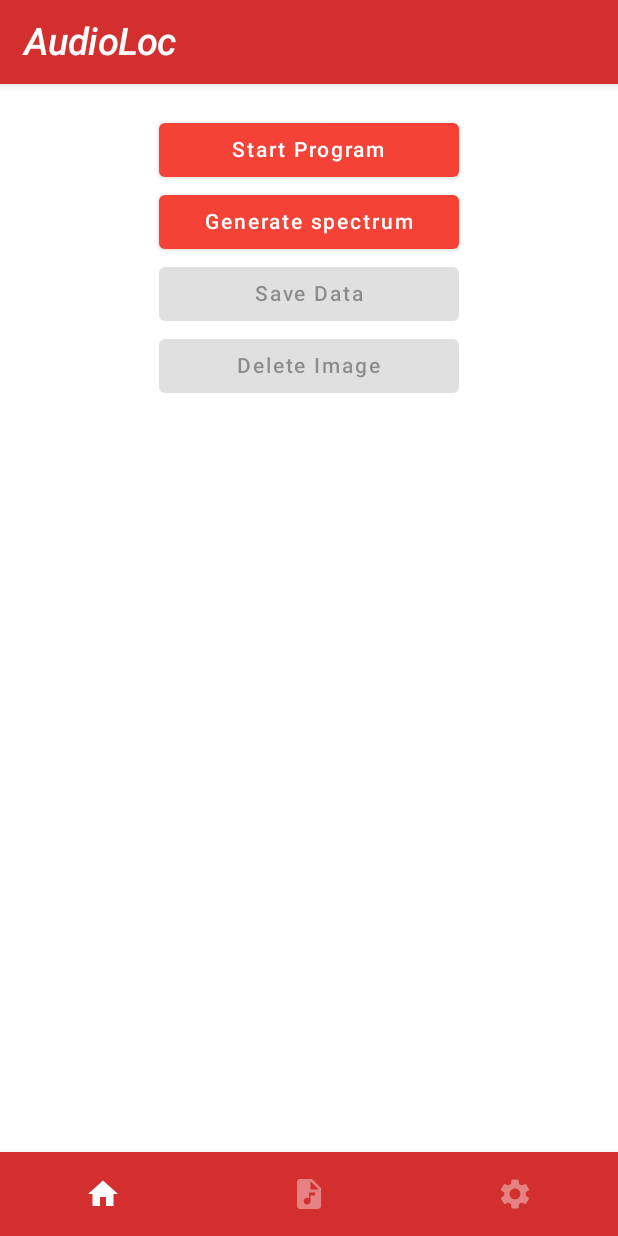
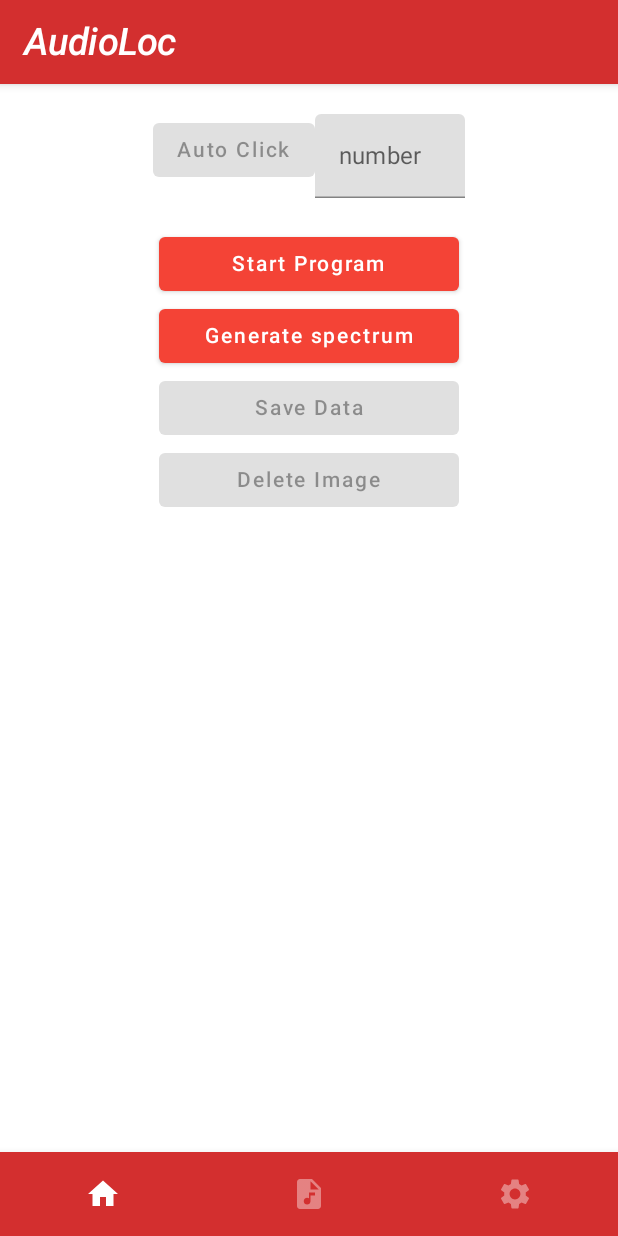
Before and after one commit to schrodingho/SPS_21, an Android app built with Jetpack Compose: the screen it shows after launch (MainActivity), after a tap on "Start Program", on a phone screen of 412 x 824 dp. Run offline under Robolectric (Android 15) with nearby library versions, the phone set to English and light mode, and no system bars; our stand-ins replace Room's generated code.

Commit message:
fix minor bugs

```diff
--- a/app/build.gradle
+++ b/app/build.gradle
@@ -48,6 +48,7 @@ android {
 }
 
 dependencies {
+    implementation 'org.pytorch:pytorch_android_lite:1.10.0'
     implementation("io.coil-kt:coil-compose:2.3.0")
     def nav_version = "2.5.3"
     implementation("androidx.navigation:navigation-compose:$nav_version")
--- a/app/src/main/AndroidManifest.xml
+++ b/app/src/main/AndroidManifest.xml
@@ -2,6 +2,8 @@
 <manifest xmlns:android="http://schemas.android.com/apk/res/android"
     xmlns:tools="http://schemas.android.com/tools">
     <uses-permission android:name="android.permission.RECORD_AUDIO" />
+    <uses-permission android:name="android.permission.WRITE_EXTERNAL_STORAGE" />
+    <uses-permission android:name="android.permission.READ_EXTERNAL_STORAGE" />
 
 
     <application
--- a/app/src/main/java/com/example/sps_21/Player.kt
+++ b/app/src/main/java/com/example/sps_21/Player.kt
@@ -17,11 +17,12 @@ class Player(applicationContext: Context) {
     private val genFreq = 20000
     private val PLAYER_CHANNEL = AudioFormat.CHANNEL_OUT_MONO
     private var TRACK_BUFFER_SIZE = 0
-    private val PLAY_DURATION: Double = 0.01
+    private val PLAY_DURATION: Double = 0.005
     private val numSamples = (SAMPLE_RATE.toDouble() * PLAY_DURATION).toInt()
     private var samples = DoubleArray(numSamples)
     private var gSnd = ByteArray(2 * numSamples)
     private var playingThread: Thread? = null
+    var isPlaying = false
     val curContext = applicationContext
     private var player: AudioTrack? = null
     fun createPlayer() {
@@ -55,8 +56,8 @@ class Player(applicationContext: Context) {
             gSnd[idx++] = (shortVal and 0x00ff).toByte()
             gSnd[idx++] = (shortVal and 0xff00.toShort()).toInt().ushr(8).toByte()
         }
-        val local_file = File(curContext.cacheDir.absolutePath, "generated_chirp.pcm")
-        local_file.writeBytes(gSnd)
+//        val local_file = File(curContext.cacheDir.absolutePath, "generated_chirp.pcm")
+//        local_file.writeBytes(gSnd)
 
     }
 
@@ -69,4 +70,8 @@ class Player(applicationContext: Context) {
         playingThread?.start()
     }
 
+    fun play_single_tone() {
+        player?.play()
+    }
+
 }
--- a/app/src/main/java/com/example/sps_21/Recorder.kt
+++ b/app/src/main/java/com/example/sps_21/Recorder.kt
@@ -22,7 +22,7 @@ class Recorder(applicationContext: Context) {
     private var recorder: AudioRecord? = null
     val curContext = applicationContext
 
-    fun createRecorder() {
+    fun createRecorder(saveFile: File) {
         if (ContextCompat.checkSelfPermission(
                 curContext,
                 Manifest.permission.RECORD_AUDIO
@@ -39,16 +39,14 @@ class Recorder(applicationContext: Context) {
         }
         recorder =
             AudioRecord(MediaRecorder.AudioSource.MIC, SAMPLE_RATE, CHANNEL, ENCODING, BUFFER_SIZE)
-    }
-
-    fun startRecord(saveFile: File) {
-        recorder?.startRecording()
-        isRecording = true
-
         outputStream = FileOutputStream(saveFile)
 
-        var recordDuration = 10;
+    }
+    fun createRecordThread() {
         recordingThread = Thread(Runnable {
+            recorder?.startRecording()
+            isRecording = true
+            var recordDuration = 10;
             val buffer = ShortArray(BUFFER_SIZE)
             while (isRecording) {
                 recordDuration -= 1
@@ -59,8 +57,12 @@ class Recorder(applicationContext: Context) {
                 outputStream?.write(toByteArray(buffer), 0, read * 2)
             }
         })
+    }
+
+    fun startRecord() {
         recordingThread?.start()
     }
+
 
     fun stopRecord() {
         isRecording = false
--- a/app/src/main/java/com/example/sps_21/SignalProcessing.kt
+++ b/app/src/main/java/com/example/sps_21/SignalProcessing.kt
@@ -19,7 +19,7 @@ class SignalProcessing {
             pcmFile: File,
             spectrumFile: File,
             sampleRate: Int = 63333,
-            fftSize: Int = 31666, // 16932
+            fftSize: Int = 16932, // 16932
         ) {
             val numFrames = pcmFile.length() / 2
             val input = pcmFile.readBytes()
@@ -64,7 +64,7 @@ class SignalProcessing {
 
 
             //////////////////////////////////////////////////////////
-            val chartWidth = 3000 // Width of the chart in pixels
+            val chartWidth = 1500 // Width of the chart in pixels
             val chartHeight = 1000 // Height of the chart in pixels
             val chartMargin = 0
             val chartBitmap = Bitmap.createBitmap(chartWidth, chartHeight, Bitmap.Config.ARGB_8888)
--- a/app/src/main/java/com/example/sps_21/page/HomePage.kt
+++ b/app/src/main/java/com/example/sps_21/page/HomePage.kt
@@ -3,11 +3,14 @@ package com.example.sps_21.page
 import android.content.Context
 import android.graphics.Bitmap
 import android.graphics.BitmapFactory
+import android.os.Environment.getExternalStorageDirectory
 import android.widget.EditText
 import androidx.compose.foundation.Image
 import androidx.compose.foundation.background
+import androidx.compose.foundation.interaction.MutableInteractionSource
 import androidx.compose.foundation.layout.Arrangement
 import androidx.compose.foundation.layout.Column
+import androidx.compose.foundation.layout.Row
 import androidx.compose.foundation.layout.Spacer
 import androidx.compose.foundation.layout.fillMaxSize
 import androidx.compose.foundation.layout.fillMaxWidth
@@ -25,6 +28,7 @@ import androidx.compose.material.TextField
 import androidx.compose.material.TopAppBar
 import androidx.compose.material.rememberScaffoldState
 import androidx.compose.runtime.Composable
+import androidx.compose.runtime.LaunchedEffect
 import androidx.compose.runtime.mutableStateOf
 import androidx.compose.runtime.remember
 import androidx.compose.runtime.rememberCoroutineScope
@@ -42,6 +46,7 @@ import com.example.sps_21.SpectrumData
 import com.example.sps_21.database.FileDao
 import com.example.sps_21.database.FilesDatabase
 import com.example.sps_21.ui.theme.Red600
+import kotlinx.coroutines.delay
 import kotlinx.coroutines.launch
 import java.io.File
 
@@ -55,18 +60,28 @@ fun HomePageView(applicationContext: Context) {
     val pcmState = remember { mutableStateOf<File?>(null) }
     val openDialog = remember { mutableStateOf(false) }
     var editText = remember { mutableStateOf("") }
+    var editRoom = remember { mutableStateOf("") }
+    var autoState = remember { mutableStateOf(false) }
+    val buttonCLicked = remember {
+        mutableStateOf(false)
+    }
+    val coroutine = rememberCoroutineScope()
+
 
     val curContext = applicationContext
     var currentTimestamp = System.currentTimeMillis()
 
     var pcmName = ""
     var spectrumName = ""
+
+    var localPath = curContext.getExternalFilesDir(null)?.absolutePath
     val recorder by lazy {
         Recorder(applicationContext)
     }
     val player by lazy {
         Player(applicationContext)
     }
+
 
 
     val database = FilesDatabase.getInstance(applicationContext)
@@ -99,31 +114,76 @@ fun HomePageView(applicationContext: Context) {
             verticalArrangement = Arrangement.Center,
             horizontalAlignment = Alignment.CenterHorizontally
         ) {
-            Spacer(modifier = Modifier.padding(10.dp))
+            Row (modifier = Modifier
+                .padding(20.dp)
+                .wrapContentSize(
+                    Alignment.Center
+                )){
+                Button(onClick = {
+                    buttonCLicked.value = true
+
+                     },
+                    enabled = editRoom.value != ""
+                )
+                {
+                    Text(text = "Auto Click")
+                }
+                LaunchedEffect(buttonCLicked.value) {
+                    if (buttonCLicked.value) {
+                        autoState.value = true
+                        for (i in 0 until 5) {
+                            delay(1000L)
+                            coroutine.launch {
+//                                delay(1000L) // Delay for 1 second before each button click
+                                currentTimestamp = System.currentTimeMillis()
+                                pcmName = "recording_${currentTimestamp}_${editRoom.value}.pcm"
+                                val localFile = File(localPath, pcmName)
+                                recorder.createRecorder(localFile)
+                                player.createPlayer()
+
+                                recorder.createRecordThread()
+                                recorder.startRecord()
+                                player.playChirp()
+                            }
+                             // Delay for 1 second between each button click
+//                            buttonCLicked.value = true // Trigger the button click again
+                        }
+                        buttonCLicked.value = false
+                        autoState.value = false
+                    }
+                }
+                TextField(
+                    modifier = Modifier
+                        .width(100.dp),
+                    value = editRoom.value,
+                    onValueChange = { editRoom.value = it },
+                    label = { Text(text = "number") },
+                    maxLines = 1
+                )
+            }
+
+//            Spacer(modifier = Modifier.padding(10.dp))
             Button(
                 modifier = Modifier.width(200.dp),
                 onClick = {
-//                scope.launch {
-//                    scaffoldState.snackbarHostState.showSnackbar(
-//                        "Recording & Playing",
-//                        duration = SnackbarDuration.Short
-//                    )
-//                }
-                recorder.createRecorder()
-                player.createPlayer()
-                currentTimestamp = System.currentTimeMillis()
-                pcmName = "recording_$currentTimestamp.pcm"
-                spectrumName = "spectrum_$currentTimestamp.png"
+                    val cacheFilePath = File(curContext.cacheDir, "recording_temp.pcm")
+                    recorder.createRecorder(cacheFilePath)
+                    player.createPlayer()
+                    currentTimestamp = System.currentTimeMillis()
+                    pcmName = "recording_temp.pcm"
+                    spectrumName = "spectrum_temp.png"
 
-                File(curContext.cacheDir, pcmName).also {
-                    recorder.startRecord(it)
+                    recorder.createRecordThread()
+                    recorder.startRecord()
+//                    player.play_single_tone()
+
                     player.playChirp()
-                    pcmState.value = it
-                }
+//                    player.playChirp()
+                    pcmState.value = cacheFilePath
 
-
-
-            }) {
+            },
+                enabled = !autoState.value
+            ) {
                 Text(text = "Start Program")
             }
             Button(
@@ -148,7 +208,7 @@ fun HomePageView(applicationContext: Context) {
                 onClick = {
                     openDialog.value = true
                 },
-                enabled = imageBitmap.value != null
+                enabled = !autoState.value && imageBitmap.value != null
             ) {
                 Text(text = "Save Data")
             }
@@ -177,7 +237,13 @@ fun HomePageView(applicationContext: Context) {
                                 openDialog.value = false
                                 var pcmBytes = File(curContext.cacheDir.absolutePath, pcmName).readBytes()
 //                                var spectrum = File(curContext.cacheDir.absolutePath, spectrumName)
+
+
                                 var roomNumber = editText.value
+                                currentTimestamp = System.currentTimeMillis()
+                                val file = File(localPath, "pcmbytes_${currentTimestamp}_$roomNumber.pcm")
+                                file.writeBytes(pcmBytes)
+
                                 val newData = SpectrumData(
                                     pcmBytes = pcmBytes,
                                     locID = roomNumber,
@@ -217,7 +283,7 @@ fun HomePageView(applicationContext: Context) {
                     spectrum.delete()
                     imageBitmap.value = null
                 },
-                enabled = imageBitmap.value != null
+                enabled = !autoState.value && imageBitmap.value != null
             ) {
                 Text(text = "Delete Image")
             }
```
